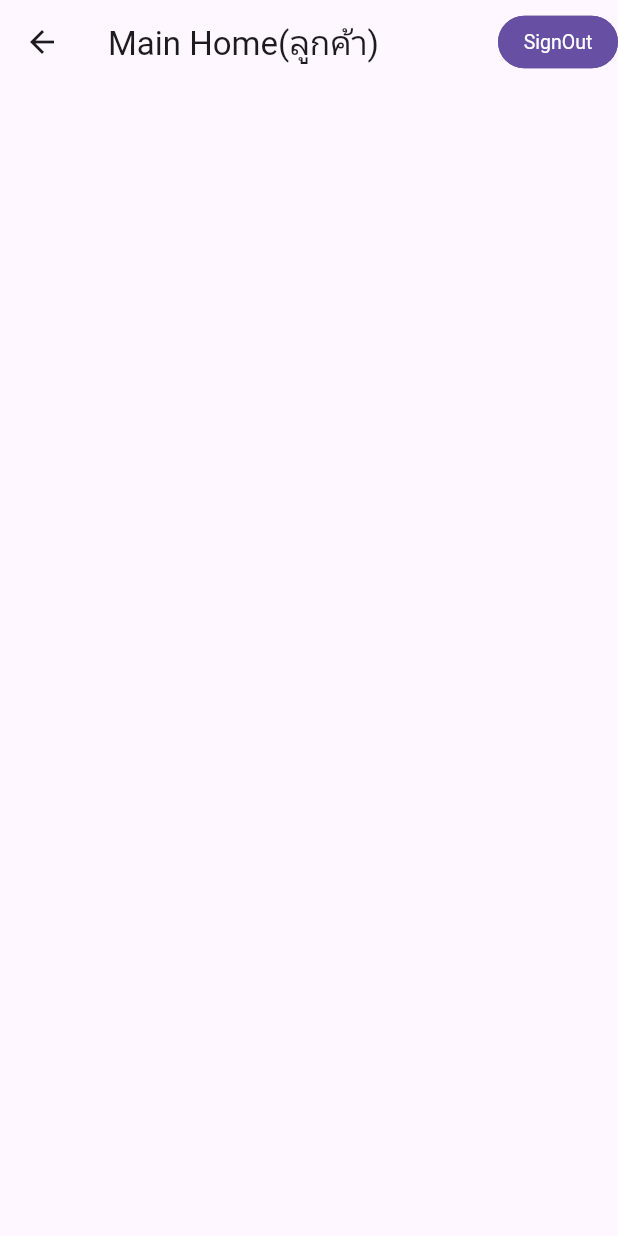
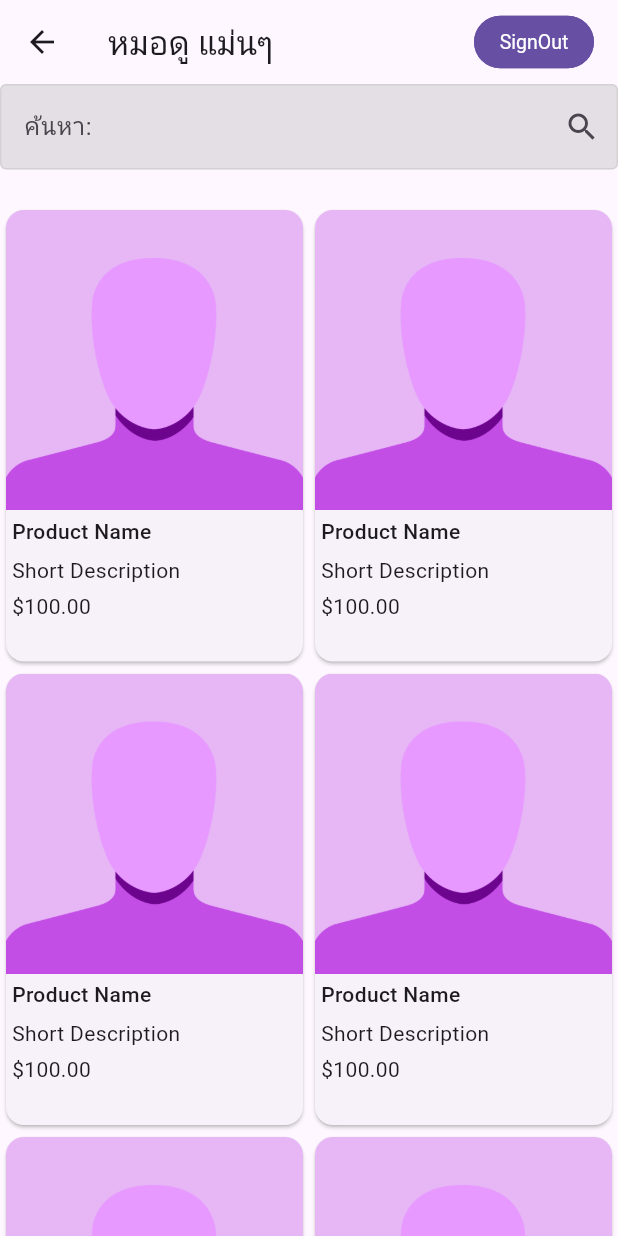
Before and after one commit to wiphu14/testwiphuproj, a Flutter app: the MainHomeUser screen opened by its route, on a phone screen of 412 x 824 dp. Run offline on Flutter 3.47's test engine with Material 3 defaults, Android fonts, the light colour scheme and no system bars; drawn by our look-alikes of getwidget; our stand-ins replace cloud_firestore, firebase_auth, firebase_core, firebase_storage, font_awesome_flutter, get and 3 more; accounts and stored records are empty.

Commit message:
finish 12Feb

```diff
--- a/lib/states/main_home_user.dart
+++ b/lib/states/main_home_user.dart
@@ -1,18 +1,57 @@
 import 'package:flutter/material.dart';
-import 'package:wiphuproj/widgets/widget_button.dart';
+
+import 'package:font_awesome_flutter/font_awesome_flutter.dart';
+import 'package:get/get.dart';
+import 'package:wiphuproj/widgets/grid_item.dart';
+import 'package:wiphuproj/widgets/widget_form.dart';
 import 'package:wiphuproj/widgets/widget_sign_out.dart';
 
-class MainHomeUser extends StatelessWidget {
+class MainHomeUser extends StatefulWidget {
   const MainHomeUser({super.key});
 
   @override
+  State<MainHomeUser> createState() => _MainHomeUserState();
+}
+
+class _MainHomeUserState extends State<MainHomeUser> {
+  @override
   Widget build(BuildContext context) {
     return Scaffold(
-        appBar: AppBar(
-      title: Text('Main Home(ลูกค้า)'),
-      actions: [
-        WidgetSignOut()
-      ],
-    ));
+      appBar: AppBar(
+        title: const Text("หมอดู แม่นๆ"),
+        actions: [
+          WidgetSignOut(),
+          SizedBox(width: 16),
+        ],
+      ),
+      body: SizedBox(
+        width: Get.width,
+        height: Get.height,
+        child: Stack(
+          children: [
+            WidgetFrom(
+                hintText: 'ค้นหา:', suffixIcon: Icon(Icons.search), radius: 4),
+            Positioned(top: 80,
+              child: SizedBox(
+                width: Get.width,
+                height: Get.height - 80,
+                child: GridView.builder(
+                  shrinkWrap: true,
+                  physics: const ScrollPhysics(),
+                  gridDelegate: const SliverGridDelegateWithFixedCrossAxisCount(
+                    crossAxisCount: 2,
+                    childAspectRatio: 2 / 3,
+                  ),
+                  itemCount: 10,
+                  itemBuilder: (BuildContext context, int index) {
+                    return const GridItem();
+                  },
+                ),
+              ),
+            ),
+          ],
+        ),
+      ),
+    );
   }
 }
--- /dev/null
+++ b/lib/widgets/grid_item.dart
@@ -0,0 +1,46 @@
+import 'package:flutter/material.dart';
+
+class GridItem extends StatelessWidget {
+  const GridItem({
+    super.key,
+  });
+
+  @override
+  Widget build(BuildContext context) {
+    return Card(
+      clipBehavior: Clip.antiAliasWithSaveLayer,
+      child: Column(
+        crossAxisAlignment: CrossAxisAlignment.start,
+        children: [
+          SizedBox(
+            width: 200,
+            height: 200,
+            child: Image.asset(
+              'images/avatar.png',
+              fit: BoxFit.cover,
+            ),
+          ),
+          Container(
+            padding: const EdgeInsets.symmetric(horizontal: 4.0, vertical: 4.0),
+            child: const Text(
+              "Product Name",
+              style: TextStyle(fontWeight: FontWeight.w500),
+            ),
+          ),
+          Container(
+            padding: const EdgeInsets.symmetric(horizontal: 4.0, vertical: 2.0),
+            child: const Text(
+              "Short Description",
+            ),
+          ),
+          Container(
+            padding: const EdgeInsets.symmetric(horizontal: 4.0, vertical: 2.0),
+            child: const Text(
+              "\$100.00",
+            ),
+          ),
+        ],
+      ),
+    );
+  }
+}
--- a/lib/widgets/widget_form.dart
+++ b/lib/widgets/widget_form.dart
@@ -12,6 +12,7 @@ class WidgetFrom extends StatelessWidget {
     this.validator,
     this.controller,
     this.onChanged,
+    this.radius,
   }) : super(key: key);
 
   final String? labelText;
@@ -22,7 +23,7 @@ class WidgetFrom extends StatelessWidget {
   final String? Function(String?)? validator;
   final TextEditingController? controller;
   final Function(String)? onChanged;
-
+  final double? radius;
   @override
   Widget build(BuildContext context) {
     return Form(
@@ -38,13 +39,13 @@ class WidgetFrom extends StatelessWidget {
           filled: true,
           fillColor: Theme.of(context).highlightColor,
           enabledBorder: OutlineInputBorder(
-              borderRadius: BorderRadius.circular(30),
+              borderRadius: BorderRadius.circular(radius ?? 30),
               borderSide: BorderSide(color: Theme.of(context).highlightColor)),
           focusedBorder: OutlineInputBorder(
-              borderRadius: BorderRadius.circular(30),
+              borderRadius: BorderRadius.circular(radius ?? 30),
               borderSide: BorderSide(color: Theme.of(context).highlightColor)),
           errorBorder: OutlineInputBorder(
-              borderRadius: BorderRadius.circular(30),
+              borderRadius: BorderRadius.circular(radius ?? 30),
               borderSide: BorderSide(color: Theme.of(context).highlightColor)),
         ),
       ),
--- a/pubspec.yaml
+++ b/pubspec.yaml
@@ -40,10 +40,12 @@ dependencies:
   firebase_core: ^3.5.0
   firebase_auth: ^5.3.0
   cloud_firestore: ^5.4.2
-  otp_text_field: ^1.1.3
+
   loader_overlay: ^4.0.4+1
   image_picker: ^1.1.2
   firebase_storage: ^12.4.1
+  pinput: ^5.0.1
+  font_awesome_flutter: ^10.8.0
 
 
 dev_dependencies:
```
Also changed, not shown: lib/states/otp_page.dart (+28 -12 lines), lib/utility/app_service.dart (+26 -3 lines), lib/widgets/body_profile_prophet.dart (+15 -7 lines), pubspec.lock.
